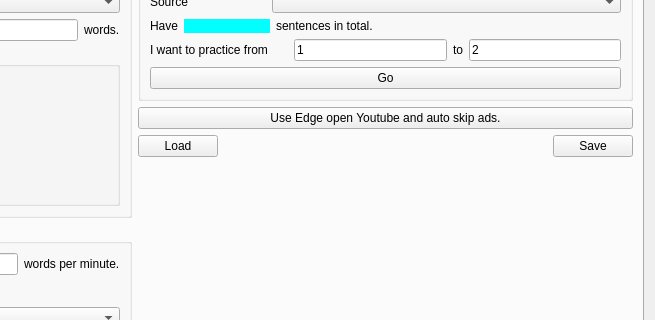
First picture: the form in ui/EnglishPractice.ui, repository SuWeipeng/EnglishPractice, before the edit; both pictures show x 385 to 1040 and y 84 to 404 of the 1040 by 696 pixel window.
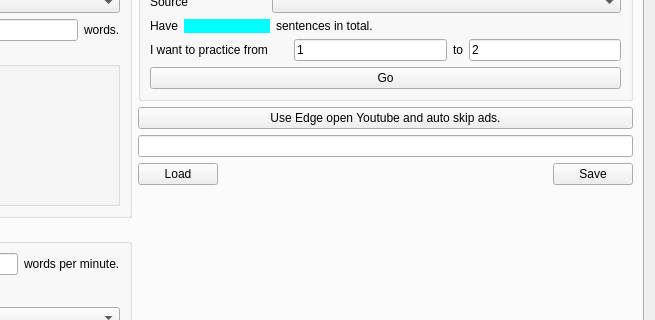
Second picture: the form after the edit. The open tabs and pages were chosen to show the change.

Commit message: Open a custom link based on the URL in lineEdit_5.

What changed in the file:
```diff
--- a/ui/EnglishPractice.ui
+++ b/ui/EnglishPractice.ui
@@ -4039,6 +4039,9 @@
            </property>
           </widget>
          </item>
+         <item>
+          <widget class="QLineEdit" name="lineEdit_5"/>
+         </item>
          <item>
           <layout class="QHBoxLayout" name="horizontalLayout_6">
            <item>
```
The commit also changes 2 other files.
